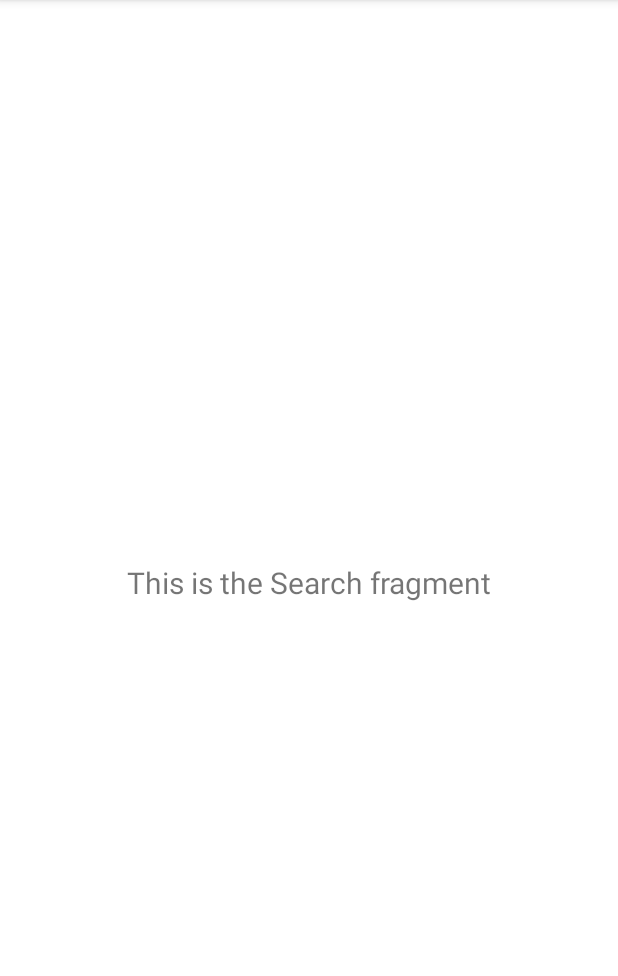
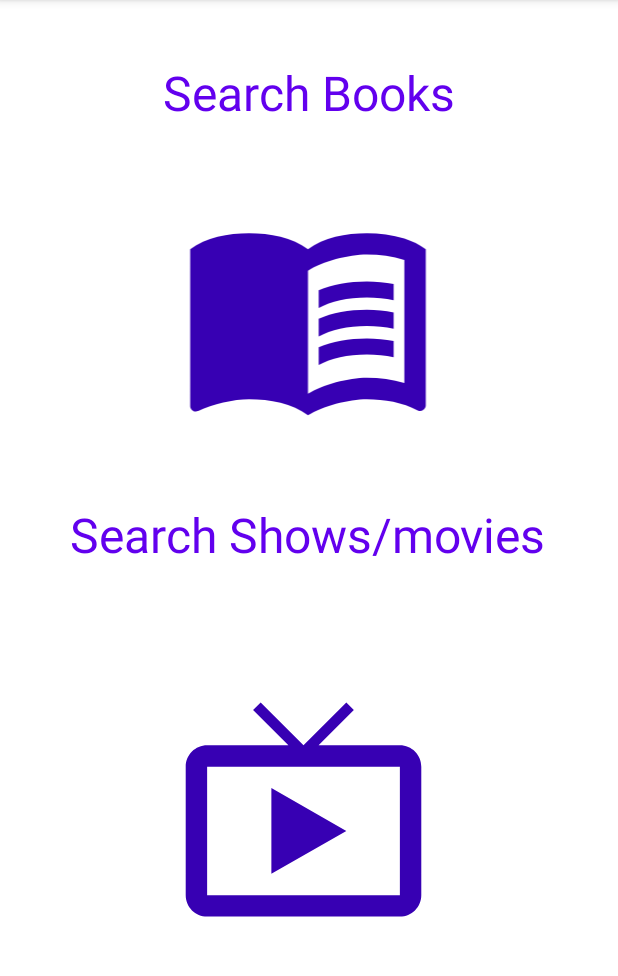
Before and after one commit to jackferguson44/FYP, an Android app: the fragment SearchFragment shown on its own in the app's theme, on a phone screen of 412 x 824 dp, the part 84-1060 px from its top. Run offline under Robolectric (Android 15) with nearby library versions, the light colour scheme and no system bars.

```diff
--- a/app/src/main/java/uk/ac/tees/t7099806/mediatracker2/ui/Search/SearchFragment.java
+++ b/app/src/main/java/uk/ac/tees/t7099806/mediatracker2/ui/Search/SearchFragment.java
@@ -1,9 +1,11 @@
 package uk.ac.tees.t7099806.mediatracker2.ui.Search;
 
+import android.content.Intent;
 import android.os.Bundle;
 import android.view.LayoutInflater;
 import android.view.View;
 import android.view.ViewGroup;
+import android.widget.ImageView;
 import android.widget.TextView;
 
 import androidx.annotation.NonNull;
@@ -13,23 +15,32 @@ import androidx.lifecycle.Observer;
 import androidx.lifecycle.ViewModelProviders;
 
 import uk.ac.tees.t7099806.mediatracker2.R;
+import uk.ac.tees.t7099806.mediatracker2.SearchBooksActivity;
 
-public class SearchFragment extends Fragment {
+public class SearchFragment extends Fragment implements View.OnClickListener {
 
     private SearchViewModel searchViewModel;
+
+    private ImageView searchBooks;
 
     public View onCreateView(@NonNull LayoutInflater inflater,
                              ViewGroup container, Bundle savedInstanceState) {
         searchViewModel =
                 ViewModelProviders.of(this).get(SearchViewModel.class);
         View root = inflater.inflate(R.layout.fragment_search, container, false);
-        final TextView textView = root.findViewById(R.id.text_notifications);
-        searchViewModel.getText().observe(getViewLifecycleOwner(), new Observer<String>() {
-            @Override
-            public void onChanged(@Nullable String s) {
-                textView.setText(s);
-            }
-        });
+
+        searchBooks = root.findViewById(R.id.search_books);
+        searchBooks.setOnClickListener(this);
+
         return root;
     }
+
+    @Override
+    public void onClick(View v) {
+        if(v == searchBooks)
+        {
+            startActivity(new Intent(getActivity(), SearchBooksActivity.class));
+        }
+
+    }
 }
--- a/app/src/main/java/uk/ac/tees/t7099806/mediatracker2/ui/Search/SearchViewModel.java
+++ b/app/src/main/java/uk/ac/tees/t7099806/mediatracker2/ui/Search/SearchViewModel.java
@@ -9,11 +9,11 @@ public class SearchViewModel extends ViewModel {
     private MutableLiveData<String> mText;
 
     public SearchViewModel() {
-        mText = new MutableLiveData<>();
-        mText.setValue("This is the Search fragment");
+//        mText = new MutableLiveData<>();
+//        mText.setValue("This is the Search fragment");
     }
 
-    public LiveData<String> getText() {
-        return mText;
-    }
+//    public LiveData<String> getText() {
+//        return mText;
+//    }
 }
--- /dev/null
+++ b/app/src/main/res/drawable/ic_menu_book.xml
@@ -0,0 +1,8 @@
+<vector android:height="24dp" android:tint="#3700B3"
+    android:viewportHeight="24" android:viewportWidth="24"
+    android:width="24dp" xmlns:android="http://schemas.android.com/apk/res/android">
+    <path android:fillColor="@android:color/white" android:pathData="M21,5c-1.11,-0.35 -2.33,-0.5 -3.5,-0.5c-1.95,0 -4.05,0.4 -5.5,1.5c-1.45,-1.1 -3.55,-1.5 -5.5,-1.5S2.45,4.9 1,6v14.65c0,0.25 0.25,0.5 0.5,0.5c0.1,0 0.15,-0.05 0.25,-0.05C3.1,20.45 5.05,20 6.5,20c1.95,0 4.05,0.4 5.5,1.5c1.35,-0.85 3.8,-1.5 5.5,-1.5c1.65,0 3.35,0.3 4.75,1.05c0.1,0.05 0.15,0.05 0.25,0.05c0.25,0 0.5,-0.25 0.5,-0.5V6C22.4,5.55 21.75,5.25 21,5zM21,18.5c-1.1,-0.35 -2.3,-0.5 -3.5,-0.5c-1.7,0 -4.15,0.65 -5.5,1.5V8c1.35,-0.85 3.8,-1.5 5.5,-1.5c1.2,0 2.4,0.15 3.5,0.5V18.5z"/>
+    <path android:fillColor="@android:color/white" android:pathData="M17.5,10.5c0.88,0 1.73,0.09 2.5,0.26V9.24C19.21,9.09 18.36,9 17.5,9c-1.7,0 -3.24,0.29 -4.5,0.83v1.66C14.13,10.85 15.7,10.5 17.5,10.5z"/>
+    <path android:fillColor="@android:color/white" android:pathData="M13,12.49v1.66c1.13,-0.64 2.7,-0.99 4.5,-0.99c0.88,0 1.73,0.09 2.5,0.26V11.9c-0.79,-0.15 -1.64,-0.24 -2.5,-0.24C15.8,11.66 14.26,11.96 13,12.49z"/>
+    <path android:fillColor="@android:color/white" android:pathData="M17.5,14.33c-1.7,0 -3.24,0.29 -4.5,0.83v1.66c1.13,-0.64 2.7,-0.99 4.5,-0.99c0.88,0 1.73,0.09 2.5,0.26v-1.52C19.21,14.41 18.36,14.33 17.5,14.33z"/>
+</vector>
--- /dev/null
+++ b/app/src/main/res/drawable/ic_shows.xml
@@ -0,0 +1,5 @@
+<vector android:height="24dp" android:tint="#3700B3"
+    android:viewportHeight="24" android:viewportWidth="24"
+    android:width="24dp" xmlns:android="http://schemas.android.com/apk/res/android">
+    <path android:fillColor="@android:color/white" android:pathData="M21,6h-7.59l3.29,-3.29L16,2l-4,4 -4,-4 -0.71,0.71L10.59,6L3,6c-1.1,0 -2,0.89 -2,2v12c0,1.1 0.9,2 2,2h18c1.1,0 2,-0.9 2,-2L23,8c0,-1.11 -0.9,-2 -2,-2zM21,20L3,20L3,8h18v12zM9,10v8l7,-4z"/>
+</vector>
--- a/app/src/main/res/layout/fragment_search.xml
+++ b/app/src/main/res/layout/fragment_search.xml
@@ -11,7 +11,7 @@
         android:layout_width="match_parent"
         android:layout_height="wrap_content"
         android:layout_marginStart="8dp"
-        android:layout_marginTop="8dp"
+        android:layout_marginTop="32dp"
         android:layout_marginEnd="8dp"
         android:textAlignment="center"
         android:textSize="20sp"
@@ -19,4 +19,53 @@
         app:layout_constraintEnd_toEndOf="parent"
         app:layout_constraintStart_toStartOf="parent"
         app:layout_constraintTop_toTopOf="parent" />
+
+    <TextView
+        android:id="@+id/textView3"
+        android:layout_width="wrap_content"
+        android:layout_height="wrap_content"
+        android:layout_marginTop="40dp"
+        android:text="Search Books"
+        android:textColor="@color/colorPrimary"
+        android:textSize="32sp"
+        app:layout_constraintEnd_toEndOf="parent"
+        app:layout_constraintStart_toStartOf="parent"
+        app:layout_constraintTop_toTopOf="parent" />
+
+    <ImageView
+        android:id="@+id/search_books"
+        android:layout_width="253dp"
+        android:layout_height="171dp"
+        android:layout_marginTop="40dp"
+        android:src="@drawable/ic_menu_book"
+        app:layout_constraintEnd_toEndOf="parent"
+        app:layout_constraintHorizontal_bias="0.495"
+        app:layout_constraintStart_toStartOf="parent"
+        app:layout_constraintTop_toBottomOf="@+id/textView3" />
+
+    <TextView
+        android:id="@+id/textView4"
+        android:layout_width="wrap_content"
+        android:layout_height="wrap_content"
+        android:layout_marginTop="40dp"
+        android:text="Search Shows/movies"
+        android:textColor="@color/colorPrimary"
+        android:textSize="32sp"
+        app:layout_constraintEnd_toEndOf="parent"
+        app:layout_constraintHorizontal_bias="0.494"
+        app:layout_constraintStart_toStartOf="parent"
+        app:layout_constraintTop_toBottomOf="@+id/search_books" />
+
+    <ImageView
+        android:id="@+id/search_shows"
+        android:layout_width="238dp"
+        android:layout_height="171dp"
+        android:layout_marginTop="40dp"
+        android:src="@drawable/ic_shows"
+        app:layout_constraintEnd_toEndOf="parent"
+        app:layout_constraintHorizontal_bias="0.48"
+        app:layout_constraintStart_toStartOf="parent"
+        app:layout_constraintTop_toBottomOf="@+id/text_notifications" />
+
+
 </androidx.constraintlayout.widget.ConstraintLayout>
--- a/app/src/main/res/values/strings.xml
+++ b/app/src/main/res/values/strings.xml
@@ -15,6 +15,7 @@
 
     <string name="hello_first_fragment">Hello first fragment</string>
     <string name="hello_second_fragment">Hello second fragment. Arg: %1$s</string>
+    <string name="title_activity_search_books">SearchBooksActivity</string>
 
 
 </resources>
```
Also changed, not shown: app/src/main/AndroidManifest.xml (+7 -2 lines), app/src/main/java/uk/ac/tees/t7099806/mediatracker2/Book.java (added, +29 -0 lines), app/src/main/java/uk/ac/tees/t7099806/mediatracker2/First2Fragment.java (added, +34 -0 lines), app/src/main/java/uk/ac/tees/t7099806/mediatracker2/SearchBooksActivity.java (added, +31 -0 lines), app/src/main/java/uk/ac/tees/t7099806/mediatracker2/Second2Fragment.java (added, +34 -0 lines), app/src/main/res/drawable/ic_book.xml (added, +19 -0 lines), app/src/main/res/drawable/ic_tv.xml (added, +10 -0 lines), app/src/main/res/layout/activity_search_books.xml (added, +33 -0 lines), app/src/main/res/layout/content_search_books.xml (added, +42 -0 lines), app/src/main/res/layout/fragment_first2.xml (added, +28 -0 lines), app/src/main/res/layout/fragment_second2.xml (added, +27 -0 lines), app/src/main/res/navigation/nav_graph.xml (+20 -0 lines).
